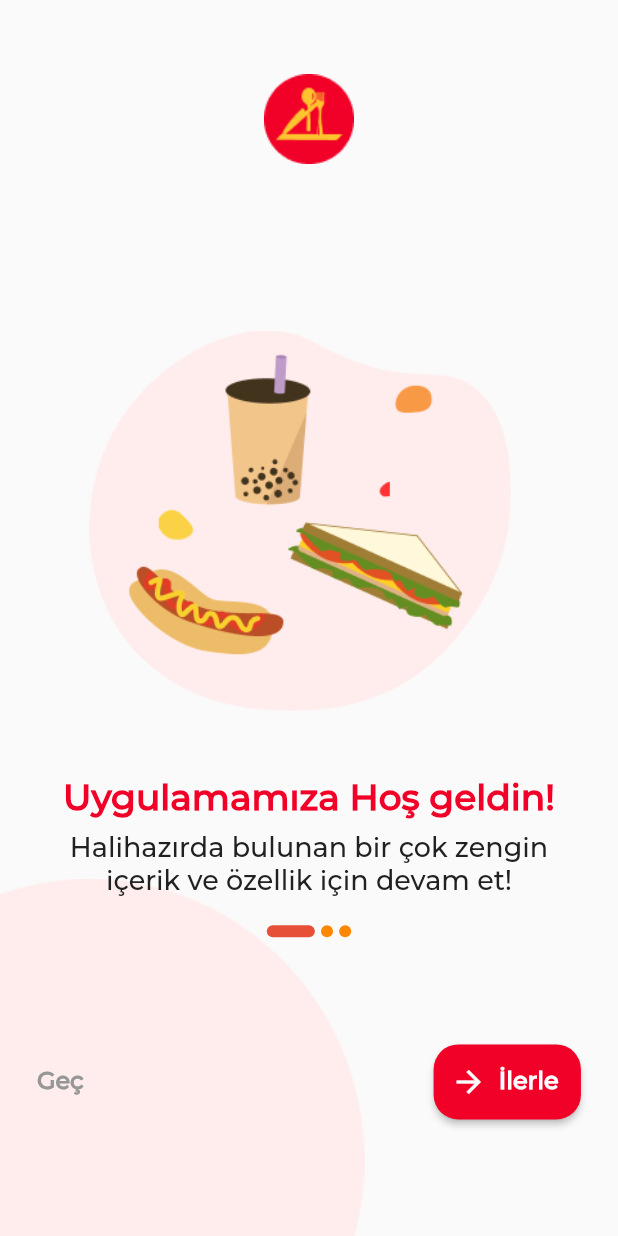
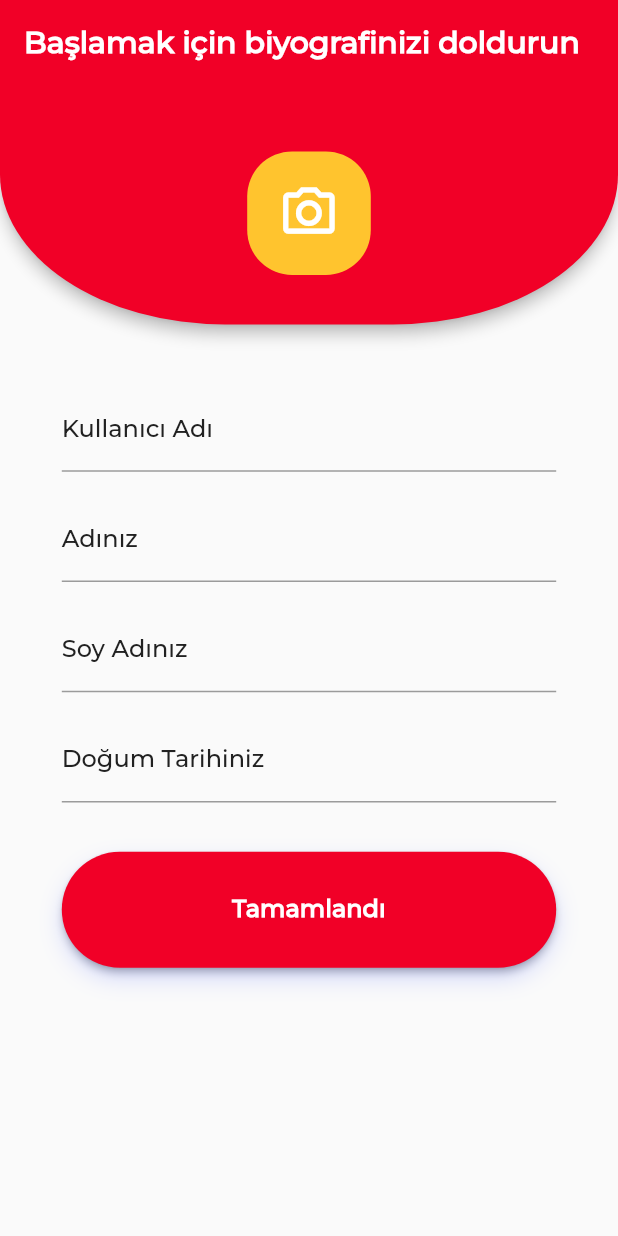
Before and after one commit to akaanuzman/digital_order_system, a Flutter app: the screen it shows after launch, on a phone screen of 412 x 824 dp. Run offline on Flutter 3.47's test engine with Material 2 defaults, Android fonts, the phone set to English and light mode, and no system bars; our stand-ins replace animate_do, device_preview, firebase_core, get_storage, shimmer_animation; accounts and stored records are empty; generated files the repository leaves out were written again.

Commit message:
profile complete done.

```diff
--- a/assets/langs/app_tr.arb
+++ b/assets/langs/app_tr.arb
@@ -22,5 +22,16 @@
     "loginBtn": "Giriş yap",
     "dontHaveAnAccount": "Henüz hesabın yok mu?",
     "alreadyHaveAnAcoount": "Zaten bir hesabın var mı?",
-    "registerBtn": "Kayıt ol"
+    "registerBtn": "Kayıt ol",
+    "complateBtn": "Tamamlandı",
+    "usernameLabelText": "Kullanıcı Adı",
+    "usernameHintText": "Kullanıcı Adınız",
+    "firstNameLabelText": "Adınız",
+    "firstNameHintText": "Lütfen Adınızı Girin",
+    "lastNameLabelText": "Soy Adınız",
+    "lastNameHintText": "Soy Adınızı Giriniz",
+    "dateOfBirthLabelText": "Doğum Tarihiniz",
+    "dateOfBirthHintText": "Doğum Tarihinizi Giriniz",
+    "createProfileAppBarTitle": "Başlamak için biyografinizi doldurun"
+
 }
--- a/lib/main.dart
+++ b/lib/main.dart
@@ -1,4 +1,6 @@
 import 'package:device_preview/device_preview.dart';
+import 'package:digital_order_system/views/auth/login/login_view.dart';
+import 'package:digital_order_system/views/auth/profile/profile_complete.dart';
 import 'products/constants/app_constants.dart';
 import 'core/utils/navigator_service.dart';
 import 'products/initialize/application_initialize.dart';
@@ -36,7 +38,7 @@ class MyApp extends StatelessWidget with BaseSingleton {
       title: constants.appTitle,
       theme: theme.themeData,
       navigatorKey: NavigationService.navigatorKey,
-      home: SplashView(),
+      home: ProfileCompleteView(),
     );
   }
 }
--- a/lib/products/components/button/custom_button.dart
+++ b/lib/products/components/button/custom_button.dart
@@ -6,6 +6,7 @@ import 'package:digital_order_system/products/theme/color/app_colors.dart';
 import 'package:flutter/material.dart';
 
 class CustomButton extends Container {
+  final TextStyle? textStyle;
   final BuildContext context;
   final CustomButtonEnum buttonType;
   final String label;
@@ -19,6 +20,7 @@ class CustomButton extends Container {
     required this.label,
     this.onTap,
     this.padding,
+    this.textStyle,
   }) : super(
           height: _height(buttonType, context),
           width: context.maxFinite,
@@ -26,7 +28,7 @@ class CustomButton extends Container {
           decoration: _decoration(buttonType, context),
           child: ElevatedButton(
             onPressed: onTap ?? () {},
-            style: _buttonStyle(context, buttonType),
+            style: _buttonStyle(context, buttonType, textStyle),
             child: Text(label),
           ),
         );
@@ -39,13 +41,14 @@ class CustomButton extends Container {
     required IconData icon,
     this.onTap,
     this.padding,
+    this.textStyle,
   }) : super(
           height: _height(buttonType, context),
           decoration: _decoration(buttonType, context),
           padding: padding,
           child: ElevatedButton(
             onPressed: onTap ?? () {},
-            style: _buttonStyle(context, buttonType),
+            style: _buttonStyle(context, buttonType, textStyle),
             child: Padding(
               padding: padding ?? context.padding1x,
               child: Row(
@@ -93,11 +96,13 @@ class CustomButton extends Container {
   }
 
   static ButtonStyle _buttonStyle(
-      BuildContext context, CustomButtonEnum buttonType) {
+      BuildContext context, CustomButtonEnum buttonType, TextStyle? textStyle) {
+
     return ElevatedButton.styleFrom(
       shape: RoundedRectangleBorder(
         borderRadius: _borderRadius(buttonType, context),
       ),
+      textStyle: textStyle,
     );
   }
 }
--- /dev/null
+++ b/lib/products/components/text_field/profile_text_field.dart
@@ -0,0 +1,20 @@
+import 'package:digital_order_system/_export_ui.dart';
+import 'package:flutter/material.dart';
+
+class ProfileTextField extends StatelessWidget {
+  final String labelText;
+  final String hintText;
+  const ProfileTextField(
+      {super.key, required this.labelText, required this.hintText});
+
+  @override
+  Widget build(BuildContext context) {
+    return TextField(
+      decoration: InputDecoration(
+        labelText: labelText,
+        labelStyle: context.textTheme.bodyLarge,
+        hintText: hintText,
+      ),
+    );
+  }
+}
--- a/lib/products/theme/app_theme.dart
+++ b/lib/products/theme/app_theme.dart
@@ -62,6 +62,7 @@ class AppTheme extends ITheme {
   AppBarTheme get appBarTheme {
     return AppBarTheme(
       titleTextStyle: texts.textTheme.headlineLarge,
+      centerTitle: false,
     );
   }
 
--- /dev/null
+++ b/lib/views/auth/profile/profile_complete.dart
@@ -0,0 +1,104 @@
+import 'package:digital_order_system/_export_ui.dart';
+import 'package:digital_order_system/products/components/text_field/profile_text_field.dart';
+import 'package:digital_order_system/products/enums/custom_button_enum.dart';
+import 'package:flutter_gen/gen_l10n/app_localizations.dart';
+import '../../../products/components/button/custom_button.dart';
+
+class ProfileCompleteView extends StatelessWidget with BaseSingleton {
+  const ProfileCompleteView({super.key});
+
+  @override
+  Widget build(BuildContext context) {
+    return Scaffold(
+      appBar: PreferredSize(
+        preferredSize: Size.fromHeight(context.val15x * 3.5),
+        child: AppBar(
+          shape: const RoundedRectangleBorder(
+            borderRadius: BorderRadius.vertical(
+              bottom: Radius.elliptical(150, 100),
+            ),
+          ),
+          title: Text(
+            AppLocalizations.of(context)!.createProfileAppBarTitle,
+            style: const TextStyle(
+              color: Colors.white,
+            ),
+          ),
+          bottom: PreferredSize(
+            preferredSize: Size.fromHeight(context.val4x),
+            child: Column(
+              children: [
+                Container(
+                  decoration: BoxDecoration(
+                    color: colors.notYoCheese,
+                    borderRadius: BorderRadius.circular(30),
+                  ),
+                  height: context.val5x * 4,
+                  width: context.val5x * 4,
+                  child: Icon(
+                    Icons.camera_alt_outlined,
+                    size: context.val10x,
+                    color: Colors.white,
+                  ),
+                ),
+                context.emptySizedHeightBox4x,
+              ],
+            ),
+          ),
+        ),
+      ),
+      body: FadeInUp(
+        child: ListView(
+          padding: context.padding10x,
+          children: [
+            userNameTextField(context),
+            context.emptySizedHeightBox2x,
+            firstNameTextField(context),
+            context.emptySizedHeightBox2x,
+            lastNameTextField(context),
+            context.emptySizedHeightBox2x,
+            dateOfBirthTextField(context),
+            context.emptySizedHeightBox4x,
+            complateButton(context)
+          ],
+        ),
+      ),
+    );
+  }
+
+  CustomButton complateButton(BuildContext context) {
+    return CustomButton(
+      context: context,
+      buttonType: CustomButtonEnum.large,
+      label: AppLocalizations.of(context)!.complateBtn,
+    );
+  }
+
+  ProfileTextField dateOfBirthTextField(BuildContext context) {
+    return ProfileTextField(
+      labelText: AppLocalizations.of(context)!.dateOfBirthLabelText,
+      hintText: AppLocalizations.of(context)!.dateOfBirthHintText,
+    );
+  }
+
+  ProfileTextField lastNameTextField(BuildContext context) {
+    return ProfileTextField(
+      labelText: AppLocalizations.of(context)!.lastNameLabelText,
+      hintText: AppLocalizations.of(context)!.lastNameHintText,
+    );
+  }
+
+  ProfileTextField firstNameTextField(BuildContext context) {
+    return ProfileTextField(
+      labelText: AppLocalizations.of(context)!.firstNameLabelText,
+      hintText: AppLocalizations.of(context)!.firstNameHintText,
+    );
+  }
+
+  ProfileTextField userNameTextField(BuildContext context) {
+    return ProfileTextField(
+      labelText: AppLocalizations.of(context)!.usernameLabelText,
+      hintText: AppLocalizations.of(context)!.usernameHintText,
+    );
+  }
+}
```
